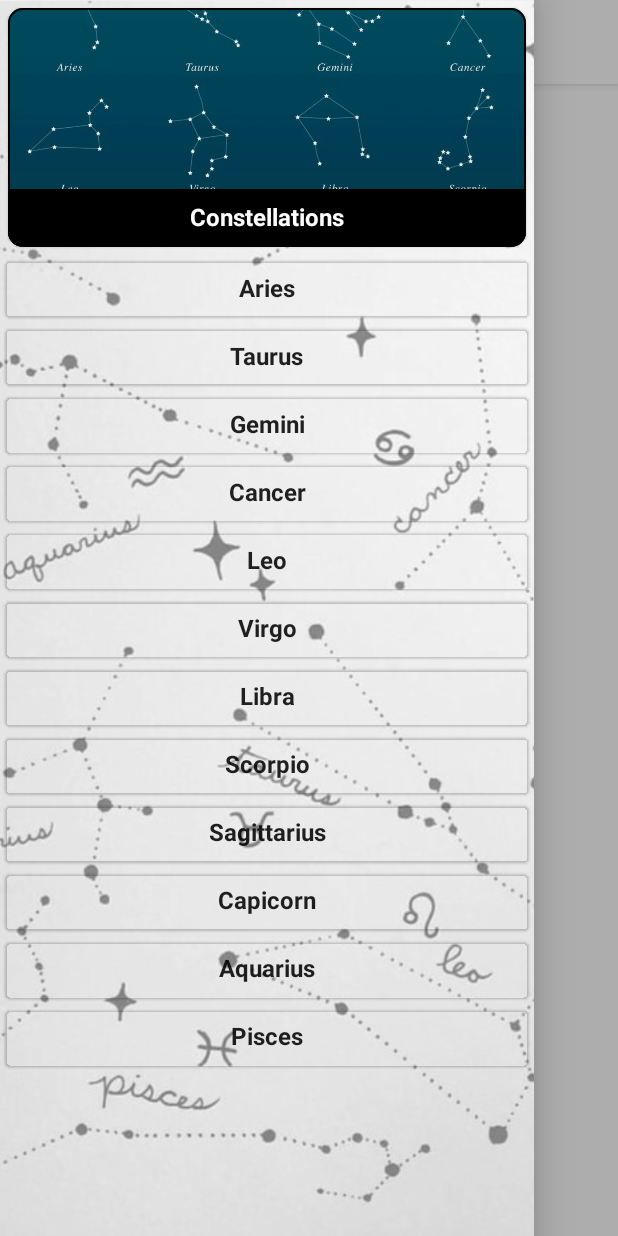
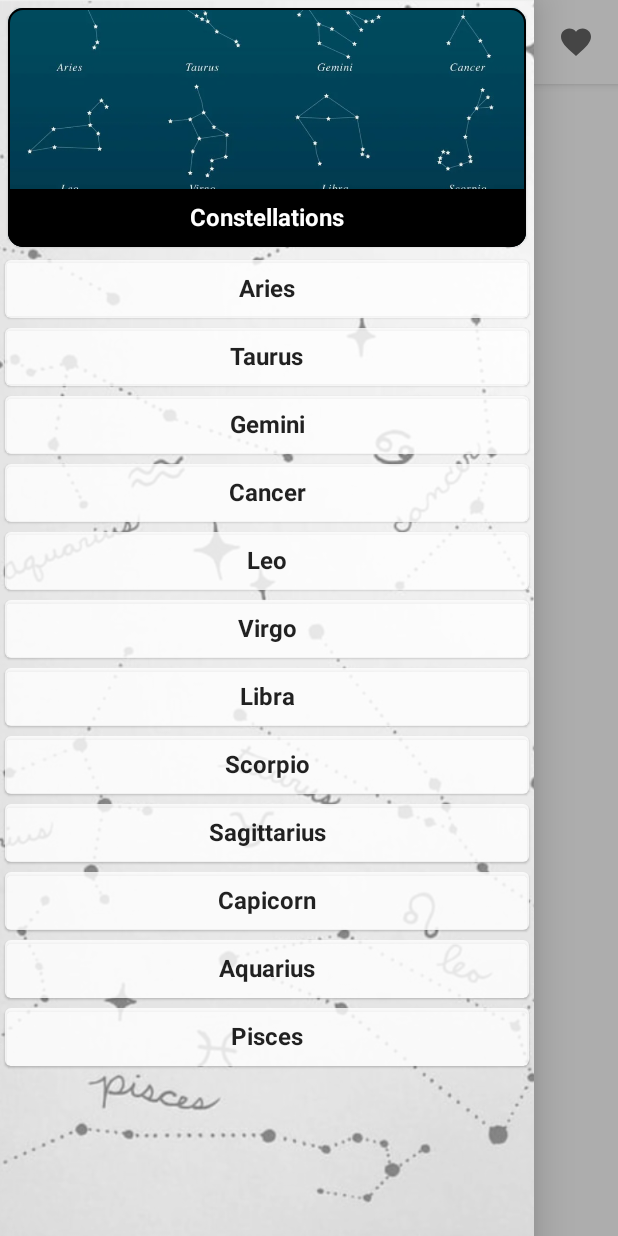
Before and after one commit to Avdors/JP_info_progect, an Android app built with Jetpack Compose: the screen it shows after launch (MainActivity), after a tap on "Menu", on a phone screen of 412 x 824 dp. Run offline under Robolectric (Android 15) with nearby library versions, the phone set to English and light mode, and no system bars.

Commit message:
Favorite

```diff
--- a/app/src/main/java/com/example/jp_info_progect/ui/theme/Color.kt
+++ b/app/src/main/java/com/example/jp_info_progect/ui/theme/Color.kt
@@ -6,3 +6,4 @@ val Purple200 = Color(0xFFBB86FC)
 val Purple500 = Color(0xFF6200EE)
 val Purple700 = Color(0xFF3700B3)
 val Teal200 = Color(0xFF03DAC5)
+val Bg_transparent = Color(0xCCFFFFFF)
--- a/app/src/main/java/com/example/jp_info_progect/ui_components/DrawerMenu.kt
+++ b/app/src/main/java/com/example/jp_info_progect/ui_components/DrawerMenu.kt
@@ -21,6 +21,7 @@ import androidx.compose.ui.text.font.FontWeight
 import androidx.compose.ui.text.style.TextAlign
 import androidx.compose.ui.unit.dp
 import com.example.jp_info_progect.R
+import com.example.jp_info_progect.ui.theme.Bg_transparent
 
 
 @Composable
@@ -87,7 +88,7 @@ fun Body(){
             Card(modifier = Modifier
                 .fillMaxWidth()
                 .padding(3.dp),
-                backgroundColor = Color.Transparent
+                backgroundColor = Bg_transparent
             ) {
                 Text(text = title,
                     modifier = Modifier
--- a/app/src/main/java/com/example/jp_info_progect/ui_components/MainTopBar.kt
+++ b/app/src/main/java/com/example/jp_info_progect/ui_components/MainTopBar.kt
@@ -2,6 +2,7 @@ package com.example.jp_info_progect.ui_components
 
 import androidx.compose.material.*
 import androidx.compose.material.icons.Icons
+import androidx.compose.material.icons.filled.Favorite
 import androidx.compose.material.icons.filled.Menu
 import androidx.compose.runtime.Composable
 import androidx.compose.runtime.rememberCoroutineScope
@@ -27,6 +28,17 @@ fun MainTopBar(title: String, scaffoldState: ScaffoldState) {
                     contentDescription = "Menu"
                 ) //картинка кнопки
            }
+        }, // actions - добавляем еще кнопку с избранным
+        actions = {
+            IconButton(onClick = {
+//                corutine.launch {
+//                    scaffoldState.drawerState.open()
+//                }
+            }) {
+                Icon(imageVector = Icons.Default.Favorite,
+                    contentDescription = "Favorite"
+                ) //картинка кнопки
+            }
         }
             )
 
--- a/app/src/main/res/values/colors.xml
+++ b/app/src/main/res/values/colors.xml
@@ -7,5 +7,5 @@
     <color name="teal_700">#FF018786</color>
     <color name="black">#FF000000</color>
     <color name="white">#FFFFFFFF</color>
-    <color name="bg_transparent">#E6FFFFFF</color>
+    <color name="grey">#E6E3E3E3</color>
 </resources>
--- a/app/src/main/res/values/themes.xml
+++ b/app/src/main/res/values/themes.xml
@@ -2,6 +2,6 @@
 <resources>
 
     <style name="Theme.JP_info_progect" parent="android:Theme.Material.Light.NoActionBar">
-        <item name="android:statusBarColor">@color/purple_700</item>
+        <item name="android:statusBarColor">@color/grey</item>
     </style>
 </resources>
```
